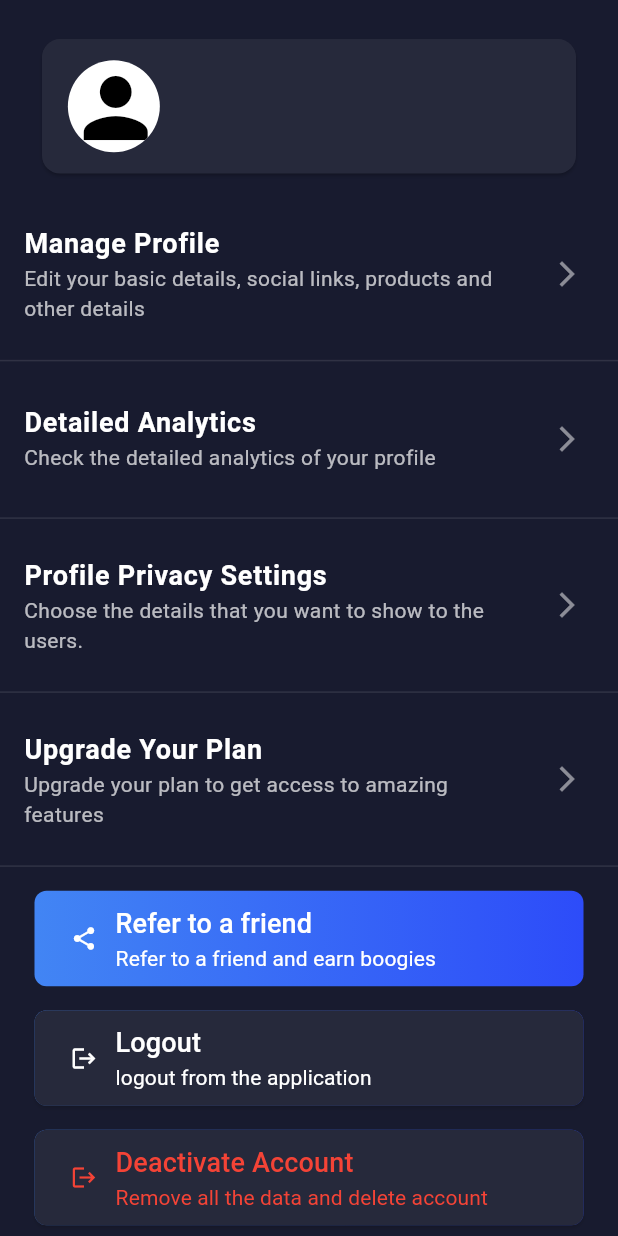
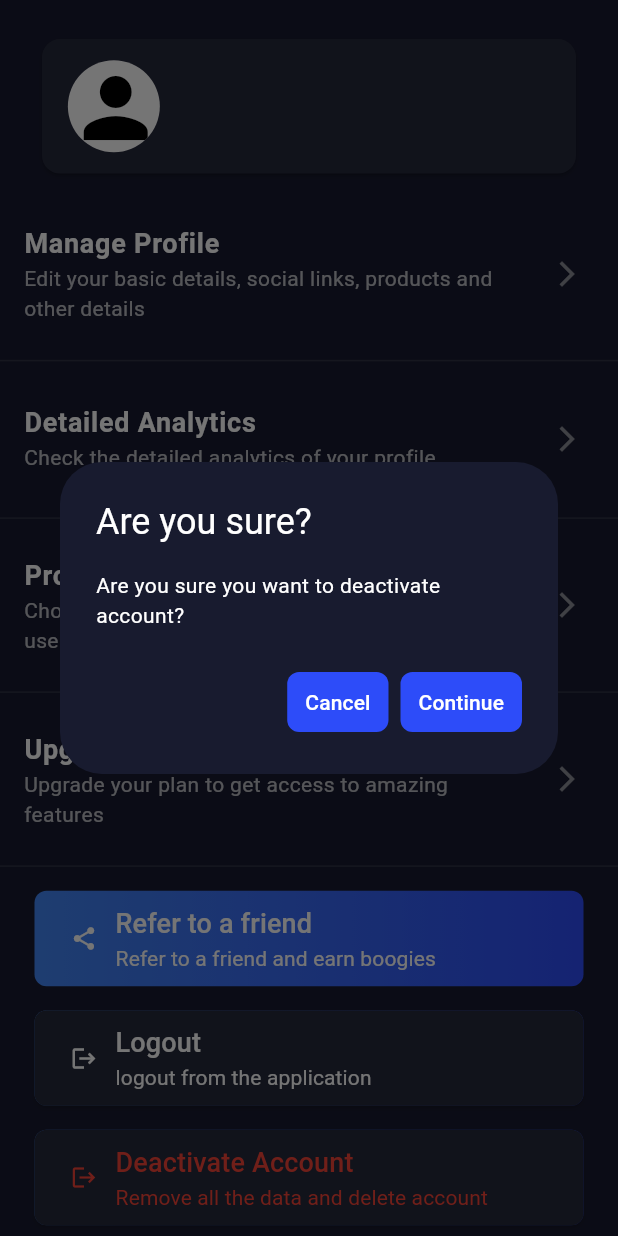
Before and after one commit to Pratyush12345/attach-club, a Flutter app: the SettingsPage screen opened by its route, after a tap on "Deactivate Account", on a phone screen of 412 x 824 dp. Run offline on Flutter 3.47's test engine with Material 3 defaults, Android fonts, the light colour scheme and no system bars; our stand-ins replace cached_network_image, cloud_firestore, connectivity_plus, dotted_border, equatable, firebase_auth and 20 more; missing offline and left inert: flutter_cashfree_pg_sdk, mobile_scanner; accounts and stored records are empty; project files that could hold a hidden picture were left out.

Commit message:
manage your profile

```diff
--- a/lib/views/profile_privacy/profile_privacy.dart
+++ b/lib/views/profile_privacy/profile_privacy.dart
@@ -154,7 +154,7 @@ class _ProfilePrivacyState extends State<ProfilePrivacy> {
                   SwitchCard(
                     title: "Social media links",
                     subtitle:
-                        "you can turn off if you want to hide your  basic details for users.",
+                        "you can turn off if you want to hide your Social media links from public.",
                     value: isLinkEnabled,
                     onChange: (newValue) {
                       context.read<ProfilePrivacyBloc>().add(
@@ -166,7 +166,7 @@ class _ProfilePrivacyState extends State<ProfilePrivacy> {
                   SwitchCard(
                     title: "Products",
                     subtitle:
-                        "you can turn off if you want to hide your  basic details for users.",
+                        "you can turn off if you want to hide your added products from public.",
                     value: isProductEnabled,
                     onChange: (newValue) {
                       context.read<ProfilePrivacyBloc>().add(
@@ -178,7 +178,7 @@ class _ProfilePrivacyState extends State<ProfilePrivacy> {
                   SwitchCard(
                     title: "Reviews",
                     subtitle:
-                        "you can turn off if you want to hide your  basic details for users.",
+                        "you can turn off if you want to hide your reviws from public.",
                     value: isReviewEnabled,
                     onChange: (newValue) {
                       context.read<ProfilePrivacyBloc>().add(
--- a/lib/views/settings/other_pages.dart
+++ b/lib/views/settings/other_pages.dart
@@ -1,10 +1,14 @@
+import 'dart:io';
+
 import 'package:attach_club/constants.dart';
 import 'package:attach_club/core/repository/core_repository.dart';
 import 'package:attach_club/core/repository/user_data_notifier.dart';
+import 'package:attach_club/models/globalVariable.dart';
 import 'package:attach_club/views/settings/gradient_button.dart';
 import 'package:firebase_auth/firebase_auth.dart';
 import 'package:flutter/material.dart';
 import 'package:flutter_bloc/flutter_bloc.dart';
+import 'package:share_plus/share_plus.dart';
 import '../../core/components/line_break.dart';
 
 class OtherPages extends StatefulWidget {
@@ -26,8 +30,73 @@ class _OtherPagesState extends State<OtherPages> {
     fontSize: 14,
     color: secondaryTextColor,
   );
+  showDeactivateAlertDialog(BuildContext context) {
+    // set up the buttons
+    final buttonStyle = TextButton.styleFrom(
+      backgroundColor: const Color(0xFF2D4CF9),
+      shape: RoundedRectangleBorder(
+        borderRadius: BorderRadius.circular(8),
+      ),
+    );
 
-  showAlertDialog(BuildContext context) {
+    Widget cancelButton = TextButton(
+      style: buttonStyle,
+      child: const Text(
+        "Cancel",
+        style: TextStyle(
+          color: primaryTextColor,
+        ),
+      ),
+      onPressed: () {
+        Navigator.of(context).pop();
+      },
+    );
+    Widget continueButton = TextButton(
+      style: buttonStyle,
+      child: const Text(
+        "Continue",
+        style: TextStyle(
+          color: primaryTextColor,
+        ),
+      ),
+      onPressed: () {
+        context.read<CoreRepository>().logout(context);
+        Navigator.of(context).popUntil((route) => false);
+        Navigator.of(context).pushNamed("/signup");
+      },
+    );
+
+    // set up the AlertDialog
+    AlertDialog alert = AlertDialog(
+      backgroundColor: const Color(0xFF181B2F),
+      title: const Text(
+        "Are you sure?",
+        style: TextStyle(
+          color: primaryTextColor,
+        ),
+      ),
+      content: const Text(
+        "Are you sure you want to deactivate account?",
+        style: TextStyle(
+          color: primaryTextColor,
+        ),
+      ),
+      actions: [
+        cancelButton,
+        continueButton,
+      ],
+    );
+
+    // show the dialog
+    showDialog(
+      context: context,
+      builder: (BuildContext context) {
+        return alert;
+      },
+    );
+  }
+
+    showAlertDialog(BuildContext context) {
     // set up the buttons
     final buttonStyle = TextButton.styleFrom(
       backgroundColor: const Color(0xFF2D4CF9),
@@ -198,7 +267,10 @@ class _OtherPagesState extends State<OtherPages> {
             Icons.share,
             color: Colors.white,
           ),
-          onPressed: () {},
+          onPressed: () {
+            String text = "Download the app with the link \n${Platform.isAndroid?  GlobalVariable.metaData.playStoreLink :  GlobalVariable.metaData.appStoreLink}";
+            Share.share(text);
+          }
         ),
         const SizedBox(
           height: 16,
@@ -227,7 +299,9 @@ class _OtherPagesState extends State<OtherPages> {
           ),
           isGradient: false,
           textColor: Colors.red,
-          onPressed: () {},
+          onPressed: () {
+             showDeactivateAlertDialog(context);
+          },
         ),
       ],
     );
```
Also changed, not shown: lib/views/profile/profile.dart (+10 -0 lines).
